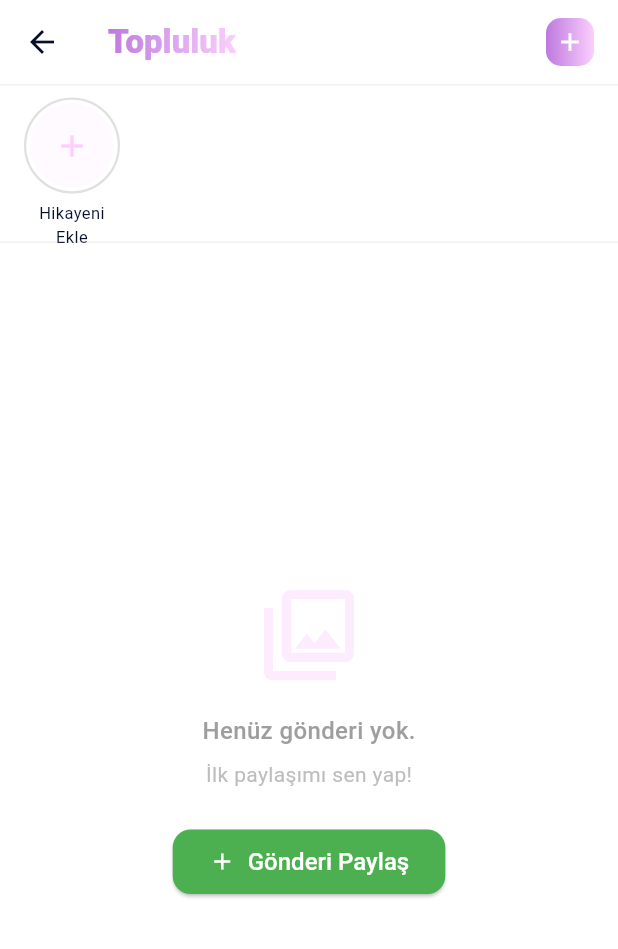
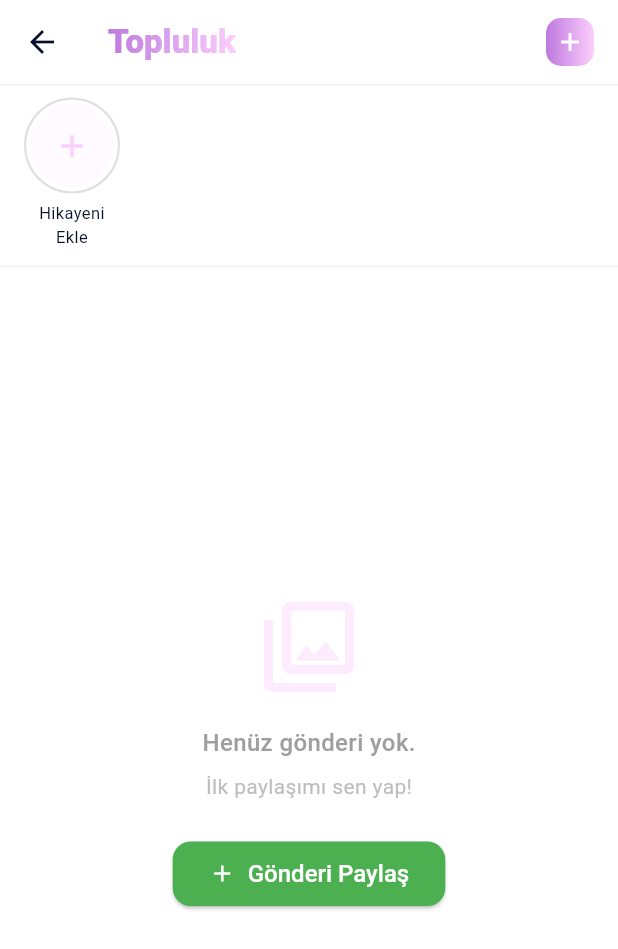
Before and after one commit to elifcerenaslan/empathConnect, a Flutter app: the screen it shows once a user with an empty profile is signed in, item 2 of the bottom bar chosen, on a phone screen of 412 x 824 dp. Shown: the top 949 px of the screen. Run offline on Flutter 3.47's test engine with Material 3 defaults, Android fonts, the phone set to English and light mode, and no system bars; our stand-ins replace cloud_firestore, firebase_auth, firebase_core, firebase_storage, flutter_map, google_generative_ai and 5 more; accounts and stored records are empty.

Commit message:
feat: implement community feed view with post streaming and story section

```diff
--- a/lib/features/community/view/community_view.dart
+++ b/lib/features/community/view/community_view.dart
@@ -99,7 +99,7 @@ class _CommunityViewState extends State<CommunityView> {
                 child: Column(
                   children: [
                     SizedBox(
-                      height: 104,
+                      height: 120,
                       child: ListView.builder(
                         scrollDirection: Axis.horizontal,
                         padding: const EdgeInsets.symmetric(
@@ -232,7 +232,6 @@ class _StoryAvatar extends StatelessWidget {
                 border: isAddButton
                     ? Border.all(color: Colors.grey.shade300, width: 1.5)
                     : null,
-                borderRadius: BorderRadius.circular(50),
               ),
               child: CircleAvatar(
                 radius: 28,
```
